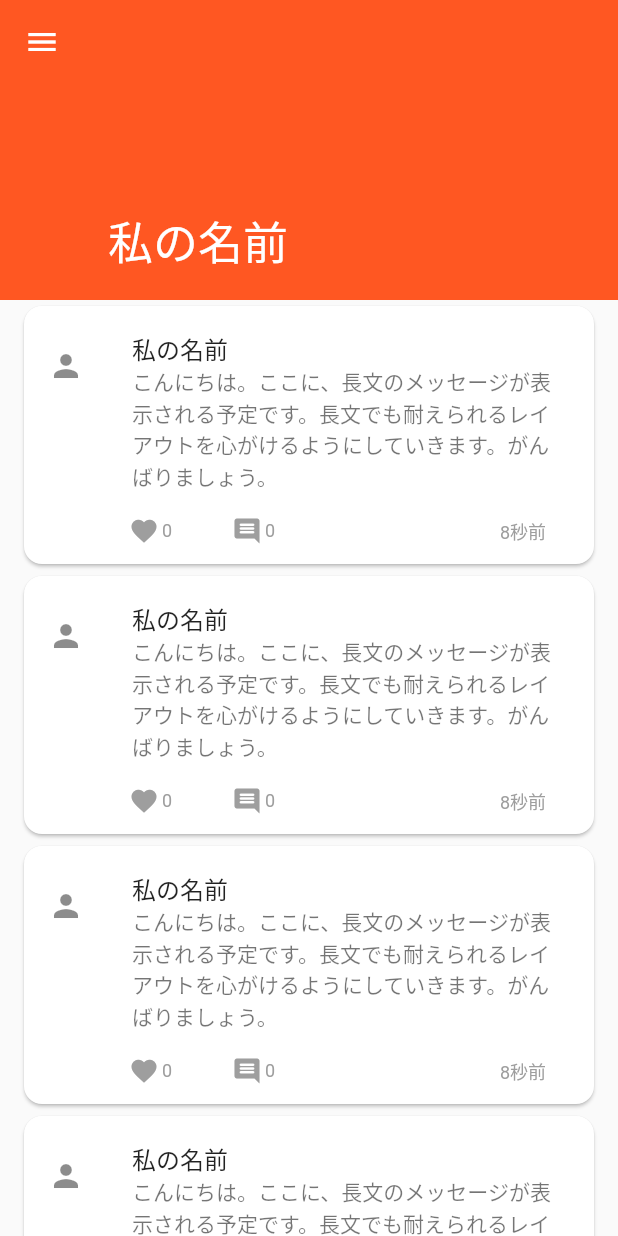
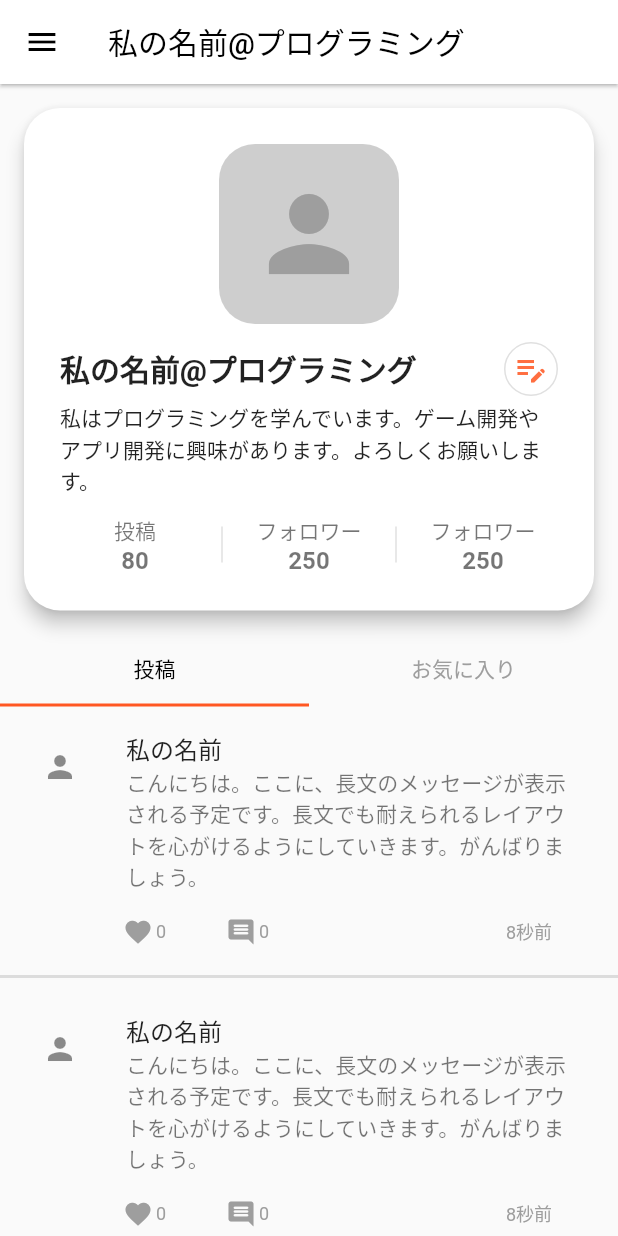
Before and after one commit to akihiro-n/chat-app, a Flutter app: the MyPageScreen screen opened directly, on a phone screen of 412 x 824 dp. Run offline on Flutter 3.47's test engine with Material 2 defaults, Android fonts, the phone set to English and light mode, and no system bars; our stand-ins replace firebase_core, hooks_riverpod; accounts and stored records are empty.

Commit message:
マイページのデザイン作り込み

```diff
--- a/lib/my_page_screen.dart
+++ b/lib/my_page_screen.dart
@@ -1,7 +1,6 @@
-import 'package:chat_app/create_profile_screen.dart';
 import 'package:chat_app/post_comment_cell.dart';
+import 'package:chat_app/user_information_cell.dart';
 import 'package:flutter/material.dart';
-import 'package:flutter/src/widgets/framework.dart';
 import 'package:hooks_riverpod/hooks_riverpod.dart';
 
 class MyPageScreen extends ConsumerStatefulWidget {
@@ -18,28 +17,78 @@ class _MyPageScreenState extends ConsumerState<MyPageScreen> {
   Widget build(BuildContext context) {
     // TODO: implement build
     return Scaffold(
-      body:  CustomScrollView(
-        slivers: [
-          const SliverAppBar(
-            leading: Icon(Icons.menu),
-            pinned: true,
-            elevation: 0,
-            expandedHeight: 200.0,
-            flexibleSpace: FlexibleSpaceBar(
-              title: Text("私の名前"),
-            ),
+      appBar: AppBar(
+        elevation: 1,
+        backgroundColor: Colors.white,
+        automaticallyImplyLeading: false,
+        leading: const Icon(
+          Icons.menu,
+          color: Colors.black,
+        ),
+        title: const Text(
+          "私の名前@プログラミング",
+          style: TextStyle(color: Colors.black),
+        ),
+      ),
+      body: DefaultTabController(
+        length: 2,
+        child: NestedScrollView(
+          headerSliverBuilder: (BuildContext context, bool innerBoxIsScrolled) {
+            return [
+              SliverList(
+                  delegate:
+                      SliverChildListDelegate([const UserInformationCell()])),
+              SliverPersistentHeader(
+                delegate: SliverPersistentHeaderTabBarDelegate(),
+                pinned: true,
+              )
+            ];
+          },
+          body: TabBarView(
+            children: [
+              ListView.builder(
+                  itemCount: 30,
+                  itemBuilder: (BuildContext context, int position) {
+                    return const PostCommentCell();
+                  }),
+              ListView.builder(
+                  itemCount: 30,
+                  itemBuilder: (BuildContext context, int position) {
+                    return const PostCommentCell();
+                  }),
+            ],
           ),
-          SliverList(
-              delegate: SliverChildBuilderDelegate(
-                  (BuildContext context, int index) {
-                    return const PostCommentCell();
-                  },
-                childCount: 30
-              ),
-          )
-        ],
+        ),
       ),
     );
   }
+}
 
+class SliverPersistentHeaderTabBarDelegate
+    extends SliverPersistentHeaderDelegate {
+  final tabBar = const TabBar(
+      labelColor: Colors.black,
+      unselectedLabelColor: Colors.grey,
+      tabs: [Tab(text: "投稿"), Tab(text: "お気に入り")]);
+
+  @override
+  Widget build(
+      BuildContext context, double shrinkOffset, bool overlapsContent) {
+    return Container(
+      color: Colors.grey.shade50,
+      child: tabBar,
+    );
+  }
+
+  @override
+  double get maxExtent => tabBar.preferredSize.height;
+
+  @override
+  double get minExtent => tabBar.preferredSize.height;
+
+  @override
+  bool shouldRebuild(
+      covariant SliverPersistentHeaderTabBarDelegate oldDelegate) {
+    return tabBar != oldDelegate.tabBar;
+  }
 }
--- a/lib/post_comment_cell.dart
+++ b/lib/post_comment_cell.dart
@@ -13,12 +13,10 @@ class PostCommentCell extends ConsumerStatefulWidget {
 class _PostCommentCellState extends ConsumerState<PostCommentCell> {
   @override
   Widget build(BuildContext context) {
-    return Padding(
+    return Column(
+      children: [
+        Padding(
           padding: const EdgeInsets.symmetric(horizontal: 12),
-      child: Card(
-        elevation: 1,
-        shape: RoundedRectangleBorder(
-            borderRadius: BorderRadius.circular(12)),
           child: Column(
             children: [
               const SizedBox(
@@ -84,6 +82,10 @@ class _PostCommentCellState extends ConsumerState<PostCommentCell> {
             ],
           ),
         ),
+        const Divider(
+          thickness: 2,
+        )
+      ],
     );
   }
 }
--- a/lib/timeline_screen.dart
+++ b/lib/timeline_screen.dart
@@ -16,40 +16,27 @@ class _TimelineScreenState extends ConsumerState<TimelineScreen> {
   final listView = ListView.builder(
     itemCount: 30,
     itemBuilder: (BuildContext context, int index) {
-      if (index == 0) {
-        return Column(
-          children: const [
-            SizedBox(
-              height: 24,
-            ),
-            Align(
-              alignment: Alignment.topLeft,
-              child: Padding(
-                padding: EdgeInsets.symmetric(horizontal: 24),
-                child: Text(
-                  "みんなの投稿",
-                  style: TextStyle(
-                    color: Colors.black,
-                    fontSize: 34,
-                    fontWeight: FontWeight.w900,
-                  ),
-                ),
-              ),
-            ),
-            SizedBox(
-              height: 32,
-            ),
-          ],
-        );
-      } else {
-        return const PostCommentCell();
-      }
+      return const PostCommentCell();
     },
   );
 
   @override
   Widget build(BuildContext context) {
     // TODO: implement build
-    return Scaffold(body: listView);
+    return Scaffold(
+        appBar: AppBar(
+          elevation: 1,
+          backgroundColor: Colors.white,
+          automaticallyImplyLeading: false,
+          leading: const Icon(
+            Icons.menu,
+            color: Colors.black,
+          ),
+          title: const Text(
+            "みんなの投稿",
+            style: TextStyle(color: Colors.black),
+          ),
+        ),
+        body: listView);
   }
 }
--- /dev/null
+++ b/lib/user_information_cell.dart
@@ -0,0 +1,179 @@
+import 'package:flutter/material.dart';
+import 'package:flutter/src/widgets/framework.dart';
+import 'package:hooks_riverpod/hooks_riverpod.dart';
+
+class UserInformationCell extends ConsumerStatefulWidget {
+  const UserInformationCell({Key? key}) : super(key: key);
+
+  @override
+  ConsumerState<ConsumerStatefulWidget> createState() {
+    // TODO: implement createState
+    return _UserInformationCellState();
+  }
+}
+
+class _UserInformationCellState extends ConsumerState<UserInformationCell> {
+  @override
+  Widget build(BuildContext context) {
+    // TODO: implement build
+    return Padding(
+      padding: const EdgeInsets.all(12.0),
+      child: Card(
+        elevation: 5,
+        shape: RoundedRectangleBorder(borderRadius: BorderRadius.circular(24)),
+        child: Padding(
+          padding: const EdgeInsets.symmetric(horizontal: 24.0),
+          child: Column(
+            children: [
+              const SizedBox(
+                height: 24,
+              ),
+              Align(
+                alignment: Alignment.center,
+                child: Container(
+                  height: 120,
+                  width: 120,
+                  decoration: BoxDecoration(
+                    color: Colors.grey.withOpacity(0.5),
+                    borderRadius: const BorderRadius.all(
+                      Radius.circular(24),
+                    ),
+                  ),
+                  child: const Icon(
+                    Icons.person,
+                    size: 80,
+                    color: Colors.grey,
+                  ),
+                ),
+              ),
+              const SizedBox(
+                height: 12,
+              ),
+              Row(
+                children: [
+                  const Expanded(
+                    flex: 10,
+                    child: Text(
+                      overflow: TextOverflow.ellipsis,
+                      maxLines: 2,
+                      "私の名前@プログラミング",
+                      style:
+                          TextStyle(fontSize: 20, fontWeight: FontWeight.w900),
+                    ),
+                  ),
+                  const Spacer(),
+                  OutlinedButton(
+                    onPressed: () {},
+                    style: OutlinedButton.styleFrom(
+                      shape: const CircleBorder(),
+                      minimumSize: const Size.square(0),
+                      padding: EdgeInsets.zero,
+                      tapTargetSize: MaterialTapTargetSize.shrinkWrap,
+                    ),
+                    child: const Padding(
+                      padding: EdgeInsets.all(6.0),
+                      child: Icon(
+                        Icons.edit_note,
+                        color: Colors.deepOrangeAccent,
+                      ),
+                    ),
+                  )
+                ],
+              ),
+              const SizedBox(
+                height: 4,
+              ),
+              const Text(
+                "私はプログラミングを学んでいます。ゲーム開発やアプリ開発に興味があります。よろしくお願いします。",
+                style: TextStyle(fontSize: 14),
+              ),
+              const SizedBox(
+                height: 12,
+              ),
+              Row(
+                children: [
+                  Expanded(
+                    child: Column(
+                      children: const [
+                        Text(
+                          "投稿",
+                          style: TextStyle(
+                            fontSize: 14,
+                            color: Colors.black54,
+                          ),
+                        ),
+                        Text(
+                          "80",
+                          style: TextStyle(
+                            fontSize: 16,
+                            fontWeight: FontWeight.bold,
+                            color: Colors.black54,
+                          ),
+                        )
+                      ],
+                    ),
+                  ),
+                  const SizedBox(
+                      height: 24,
+                      child: VerticalDivider(
+                        thickness: 1,
+                      )),
+                  Expanded(
+                    child: Column(
+                      children: const [
+                        Text(
+                          "フォロワー",
+                          style: TextStyle(
+                            fontSize: 14,
+                            color: Colors.black54,
+                          ),
+                        ),
+                        Text(
+                          "250",
+                          style: TextStyle(
+                            fontSize: 16,
+                            fontWeight: FontWeight.bold,
+                            color: Colors.black54,
+                          ),
+                        )
+                      ],
+                    ),
+                  ),
+                  const SizedBox(
+                      height: 24,
+                      child: VerticalDivider(
+                        thickness: 1,
+                      )),
+                  Expanded(
+                    child: Column(
+                      children: const [
+                        Text(
+                          "フォロワー",
+                          style: TextStyle(
+                            fontSize: 14,
+                            color: Colors.black54,
+                          ),
+                        ),
+                        Text(
+                          "250",
+                          style: TextStyle(
+                            fontSize: 16,
+                            fontWeight: FontWeight.bold,
+                            color: Colors.black54,
+                          ),
+                        )
+                      ],
+                    ),
+                  ),
+                ],
+              ),
+              const SizedBox(
+                height: 24,
+              ),
+            ],
+          ),
+        ),
+      ),
+    );
+  }
+}
```
Also changed, not shown: pubspec.lock. Lines whose indentation alone changed are shown as unchanged.
